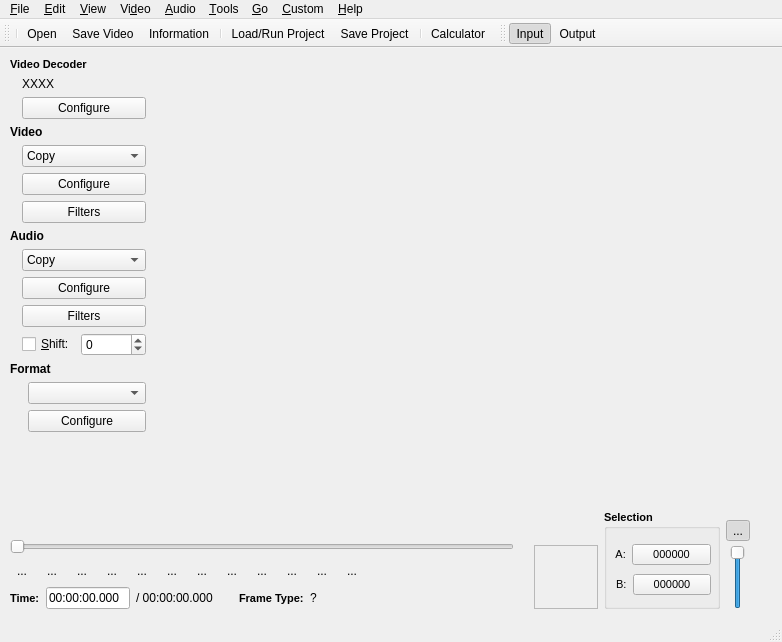
This is branches/avidemux_2.6_branch_mean/avidemux/qt4/ADM_userInterfaces/ADM_gui/gui2.ui in BackupTheBerlios/avidemux-svn as Qt 5 draws it before an edit. The edited form follows.
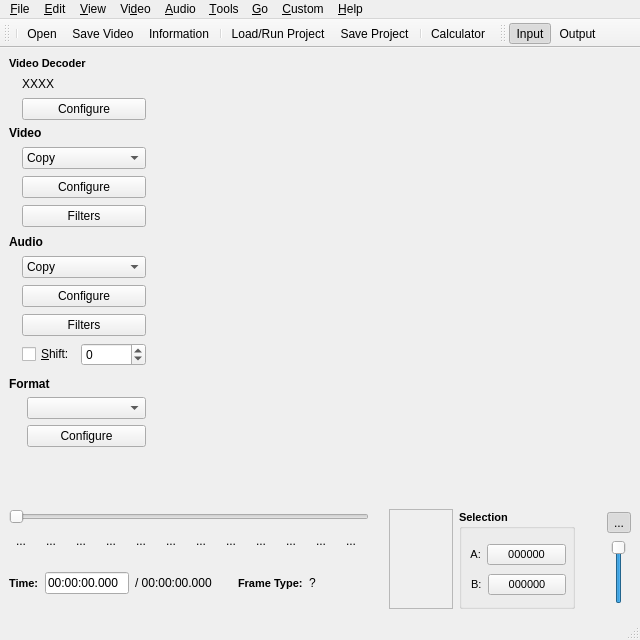
This is the edited form. Icons and pictures are not drawn. Custom widgets are drawn as their Qt base class.

The edit to the form file:
```diff
--- a/branches/avidemux_2.6_branch_mean/avidemux/qt4/ADM_userInterfaces/ADM_gui/gui2.ui
+++ b/branches/avidemux_2.6_branch_mean/avidemux/qt4/ADM_userInterfaces/ADM_gui/gui2.ui
@@ -7,17 +7,28 @@
    <rect>
     <x>0</x>
     <y>0</y>
-    <width>782</width>
-    <height>642</height>
+    <width>640</width>
+    <height>640</height>
    </rect>
   </property>
+  <property name="sizePolicy">
+   <sizepolicy hsizetype="Preferred" vsizetype="Preferred">
+    <horstretch>0</horstretch>
+    <verstretch>0</verstretch>
+   </sizepolicy>
+  </property>
+  <property name="minimumSize">
+   <size>
+    <width>640</width>
+    <height>640</height>
+   </size>
+  </property>
   <property name="windowTitle">
    <string>Avidemux</string>
   </property>
   <property name="windowIcon">
    <iconset>
-    <normaloff/>
-   </iconset>
+    <normaloff>pics/avidemux_icon_small.png</normaloff>pics/avidemux_icon_small.png</iconset>
   </property>
   <property name="iconSize">
    <size>
@@ -26,31 +37,13 @@
    </size>
   </property>
   <widget class="QWidget" name="centralwidget">
-   <property name="sizePolicy">
-    <sizepolicy hsizetype="MinimumExpanding" vsizetype="MinimumExpanding">
-     <horstretch>0</horstretch>
-     <verstretch>0</verstretch>
-    </sizepolicy>
-   </property>
    <property name="minimumSize">
     <size>
-     <width>640</width>
-     <height>480</height>
+     <width>200</width>
+     <height>200</height>
     </size>
-   </property>
-   <widget class="QWidget" name="">
-    <property name="geometry">
-     <rect>
-      <x>10</x>
-      <y>10</y>
-      <width>740</width>
-      <height>551</height>
-     </rect>
     </property>
     <layout class="QVBoxLayout" name="verticalLayout_5">
-     <property name="sizeConstraint">
-      <enum>QLayout::SetMinAndMaxSize</enum>
-     </property>
      <item>
       <layout class="QHBoxLayout" name="horizontalLayout_2">
        <item>
@@ -99,8 +92,8 @@
              </property>
              <property name="sizeHint" stdset="0">
               <size>
-               <width>12</width>
-               <height>0</height>
+              <width>13</width>
+              <height>44</height>
               </size>
              </property>
             </spacer>
@@ -180,8 +173,8 @@
              </property>
              <property name="sizeHint" stdset="0">
               <size>
-               <width>12</width>
-               <height>0</height>
+              <width>13</width>
+              <height>83</height>
               </size>
              </property>
             </spacer>
@@ -285,8 +278,8 @@
              </property>
              <property name="sizeHint" stdset="0">
               <size>
-               <width>12</width>
-               <height>0</height>
+              <width>13</width>
+              <height>116</height>
               </size>
              </property>
             </spacer>
@@ -478,7 +471,7 @@
          <item>
           <widget class="QFrame" name="frame_video">
            <property name="sizePolicy">
-            <sizepolicy hsizetype="Expanding" vsizetype="Expanding">
+           <sizepolicy hsizetype="MinimumExpanding" vsizetype="MinimumExpanding">
              <horstretch>0</horstretch>
              <verstretch>0</verstretch>
             </sizepolicy>
@@ -513,8 +506,8 @@
            </property>
            <property name="sizeHint" stdset="0">
             <size>
-             <width>0</width>
-             <height>0</height>
+            <width>13</width>
+            <height>13</height>
             </size>
            </property>
           </spacer>
@@ -524,37 +517,37 @@
       </layout>
      </item>
      <item>
-      <layout class="QHBoxLayout">
-       <property name="spacing">
-        <number>6</number>
-       </property>
-       <property name="margin">
-        <number>0</number>
-       </property>
-       <item>
-        <layout class="QVBoxLayout">
-         <property name="spacing">
-          <number>6</number>
-         </property>
-         <property name="margin">
-          <number>0</number>
-         </property>
-         <item>
-          <spacer>
+     <spacer name="verticalSpacer_3">
            <property name="orientation">
             <enum>Qt::Vertical</enum>
            </property>
            <property name="sizeType">
-            <enum>QSizePolicy::Expanding</enum>
+       <enum>QSizePolicy::MinimumExpanding</enum>
            </property>
            <property name="sizeHint" stdset="0">
             <size>
-             <width>0</width>
-             <height>0</height>
+        <width>716</width>
+        <height>1</height>
             </size>
            </property>
           </spacer>
          </item>
+    <item>
+     <layout class="QHBoxLayout">
+      <property name="spacing">
+       <number>6</number>
+      </property>
+      <property name="margin">
+       <number>0</number>
+      </property>
+      <item>
+       <layout class="QVBoxLayout">
+        <property name="spacing">
+         <number>6</number>
+        </property>
+        <property name="margin">
+         <number>0</number>
+        </property>
          <item>
           <widget class="ADM_QSlider" name="horizontalSlider">
            <property name="sizePolicy">
@@ -980,19 +973,6 @@
        </item>
        <item>
         <layout class="QVBoxLayout" name="verticalLayout">
-         <item>
-          <spacer name="verticalSpacer">
-           <property name="orientation">
-            <enum>Qt::Vertical</enum>
-           </property>
-           <property name="sizeHint" stdset="0">
-            <size>
-             <width>20</width>
-             <height>40</height>
-            </size>
-           </property>
-          </spacer>
-         </item>
          <item>
           <widget class="QFrame" name="frameVU">
            <property name="minimumSize">
@@ -1013,19 +993,6 @@
        </item>
        <item>
         <layout class="QVBoxLayout" name="verticalLayout_6">
-         <item>
-          <spacer name="verticalSpacer_2">
-           <property name="orientation">
-            <enum>Qt::Vertical</enum>
-           </property>
-           <property name="sizeHint" stdset="0">
-            <size>
-             <width>20</width>
-             <height>13</height>
-            </size>
-           </property>
-          </spacer>
-         </item>
          <item>
           <widget class="QGroupBox" name="groupBox">
            <property name="sizePolicy">
@@ -1063,7 +1030,7 @@
            <property name="alignment">
             <set>Qt::AlignLeading|Qt::AlignLeft|Qt::AlignVCenter</set>
            </property>
-           <widget class="QWidget" name="">
+          <widget class="QWidget" name="layoutWidget">
             <property name="geometry">
              <rect>
               <x>9</x>
@@ -1175,29 +1142,26 @@
         </layout>
        </item>
        <item>
-        <layout class="QVBoxLayout">
-         <property name="spacing">
-          <number>6</number>
-         </property>
-         <property name="margin">
-          <number>0</number>
-         </property>
-         <item>
-          <spacer>
+       <spacer name="horizontalSpacer">
            <property name="orientation">
-            <enum>Qt::Vertical</enum>
-           </property>
-           <property name="sizeType">
-            <enum>QSizePolicy::Expanding</enum>
+         <enum>Qt::Horizontal</enum>
            </property>
            <property name="sizeHint" stdset="0">
             <size>
-             <width>0</width>
-             <height>0</height>
+          <width>40</width>
+          <height>20</height>
             </size>
            </property>
           </spacer>
          </item>
+      <item>
+       <layout class="QVBoxLayout">
+        <property name="spacing">
+         <number>6</number>
+        </property>
+        <property name="margin">
+         <number>0</number>
+        </property>
         </layout>
        </item>
        <item>
@@ -1208,22 +1172,6 @@
          <property name="margin">
           <number>0</number>
          </property>
-         <item>
-          <spacer>
-           <property name="orientation">
-            <enum>Qt::Vertical</enum>
-           </property>
-           <property name="sizeType">
-            <enum>QSizePolicy::Expanding</enum>
-           </property>
-           <property name="sizeHint" stdset="0">
-            <size>
-             <width>0</width>
-             <height>0</height>
-            </size>
-           </property>
-          </spacer>
-         </item>
          <item>
           <widget class="QToolButton" name="toolButtonAudioToggle">
            <property name="enabled">
@@ -1275,13 +1223,12 @@
      </item>
     </layout>
    </widget>
-  </widget>
   <widget class="QMenuBar" name="menubar">
    <property name="geometry">
     <rect>
      <x>0</x>
      <y>0</y>
-     <width>782</width>
+     <width>640</width>
      <height>21</height>
     </rect>
    </property>
```
Lines whose indentation alone changed are shown as unchanged.
